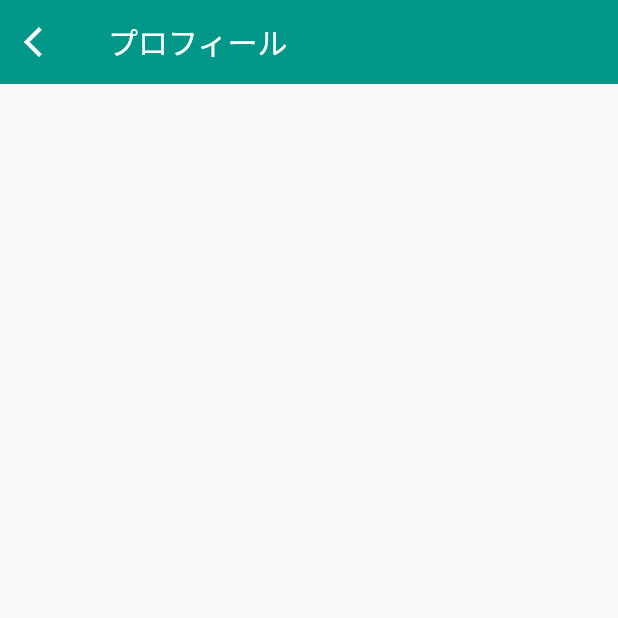
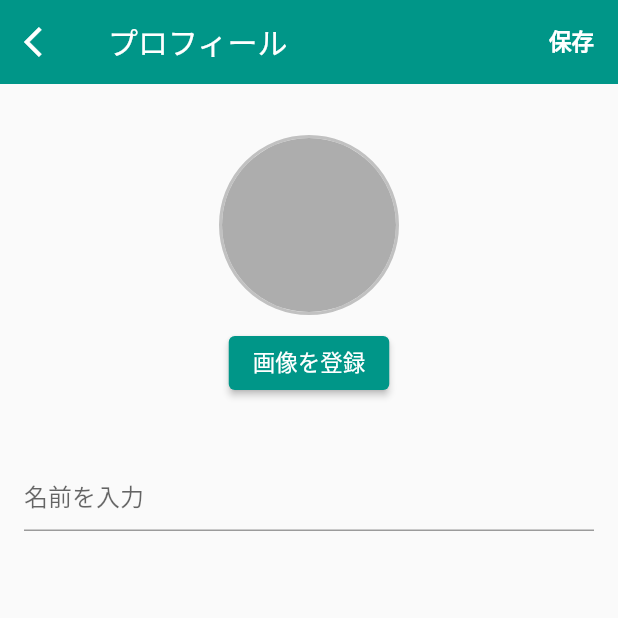
Before and after one commit to yanasan/chat_app, a Flutter app: the _SettingProfilePage screen opened directly, on a phone screen of 412 x 824 dp, the top half of it. Run offline on Flutter 3.47's test engine with Material 2 defaults, Android fonts, the phone set to English and light mode, and no system bars; our stand-ins replace cloud_firestore, firebase_auth, firebase_core, firebase_storage, flutter_easyloading, flutter_hooks and 4 more; missing offline and left inert: flutterfire_ui; accounts and stored records are empty; network calls fail; statements that could not run were skipped.

Commit message:
画像＆名前を保存する機能の追加

```diff
--- a/lib/main.dart
+++ b/lib/main.dart
@@ -2,6 +2,7 @@ import 'package:chat_app/ui/pages/splash_page/splash_page.dart';
 import 'package:firebase_auth/firebase_auth.dart';
 import 'package:firebase_core/firebase_core.dart';
 import 'package:flutter/material.dart';
+import 'package:flutter_easyloading/flutter_easyloading.dart';
 import 'package:hooks_riverpod/hooks_riverpod.dart';
 
 Future<void> main() async {
@@ -33,6 +34,7 @@ class MyApp extends StatelessWidget {
         primarySwatch: Colors.teal,
       ),
       home: const SplashPage(),
+      builder: EasyLoading.init(),
     );
   }
 }
--- a/lib/models/fire_image.dart
+++ b/lib/models/fire_image.dart
@@ -5,6 +5,7 @@ part 'fire_image.g.dart';
 
 @freezed
 class FireImage with _$FireImage {
+  @JsonSerializable(explicitToJson: true)
   const factory FireImage({
     @Default('') String ref,
     @Default('') String url,
--- a/lib/models/user.dart
+++ b/lib/models/user.dart
@@ -6,6 +6,7 @@ part 'user.g.dart';
 
 @freezed
 class User with _$User {
+  @JsonSerializable(explicitToJson: true)
   const factory User({
     @Default('') String id,
     @Default('') String name,
--- a/lib/ui/pages/profile_setting_page/profile_setting_page.dart
+++ b/lib/ui/pages/profile_setting_page/profile_setting_page.dart
@@ -1,5 +1,13 @@
+import 'dart:io';
+
+import 'package:chat_app/controllers/setting_profile_page_controller/setting_profile_page_controller.dart';
+import 'package:chat_app/ui/themes/app_colors.dart';
+import 'package:chat_app/ui/themes/theme_text.dart';
 import 'package:flutter/material.dart';
+import 'package:flutter_easyloading/flutter_easyloading.dart';
+import 'package:flutter_hooks/flutter_hooks.dart';
 import 'package:hooks_riverpod/hooks_riverpod.dart';
+import 'package:image_picker/image_picker.dart';
 
 class SettingProfilePage {
   static Route<T> route<T>() {
@@ -24,6 +32,7 @@ class _SettingProfilePage extends HookConsumerWidget {
           onPressed: () => Navigator.of(context, rootNavigator: true).pop(),
         ),
         title: const Text('プロフィール'),
+        actions: [buildSubmitButton()],
       ),
       body: GestureDetector(
         behavior: HitTestBehavior.opaque,
@@ -33,8 +42,14 @@ class _SettingProfilePage extends HookConsumerWidget {
           child: SingleChildScrollView(
             child: Padding(
               padding: const EdgeInsets.only(top: 34),
-              child: Column(
-                children: [],
+              child: Center(
+                child: Column(
+                  children: [
+                    buildSettingProfileImage(),
+                    const SizedBox(height: 40),
+                    buildSettingProfileText(),
+                  ],
+                ),
               ),
             ),
           ),
@@ -42,4 +57,151 @@ class _SettingProfilePage extends HookConsumerWidget {
       ),
     );
   }
+
+  Widget buildSubmitButton() {
+    return Consumer(
+      builder: (context, ref, _) {
+        final formKey = ref.watch(_formKeyProvider);
+        return GestureDetector(
+          onTap: () async {
+            FocusScope.of(context).unfocus();
+            final formState = formKey?.currentState;
+            if (formState != null && formState.validate()) {
+              await EasyLoading.show();
+              await ref.read(settingProfilePageProvider.notifier).submit();
+              await EasyLoading.dismiss();
+            }
+          },
+          child: const Center(
+            child: Padding(
+              padding: EdgeInsets.only(right: 16),
+              child: CustomText.bold(
+                '保存',
+                15,
+                color: AppColors.white,
+              ),
+            ),
+          ),
+        );
+      },
+    );
+  }
+
+  Widget buildSettingProfileImage() {
+    return HookConsumer(
+      builder: (context, ref, child) {
+        final user = ref.watch(
+          settingProfilePageProvider.select((value) => value.user),
+        );
+        final file = ref.watch(
+          settingProfilePageProvider.select((value) => value.file),
+        );
+
+        return Column(
+          children: [
+            Container(
+              height: 120,
+              width: 120,
+              decoration: BoxDecoration(
+                border: Border.all(color: const Color(0xFFC1C1C1), width: 2),
+                borderRadius: BorderRadius.circular(60),
+              ),
+              child: ClipRRect(
+                borderRadius: BorderRadius.circular(60),
+                child: file != null
+                    ? Image.asset(
+                        file.path,
+                        fit: BoxFit.cover,
+                      )
+                    : user.profileImage.url.isNotEmpty
+                        ? Image.network(
+                            user.profileImage.url,
+                            fit: BoxFit.cover,
+                          )
+                        : Container(color: AppColors.gray1),
+              ),
+            ),
+            const SizedBox(height: 8),
+            ElevatedButton(
+              onPressed: () async {
+                final image = await ImagePicker().pickImage(
+                  source: ImageSource.gallery,
+                );
+                if (image != null) {
+                  final file = File(image.path);
+                  ref.read(settingProfilePageProvider.notifier).setFile(file);
+                }
+              },
+              child: const CustomText(
+                '画像を登録',
+                15,
+                color: AppColors.white,
+              ),
+            )
+          ],
+        );
+      },
+    );
+  }
+
+  Widget buildSettingProfileTextField({
+    required String hintText,
+    required String initialValue,
+    required void Function(String value) onChanged,
+    String? Function(String? value)? validator,
+  }) {
+    return TextFormField(
+      initialValue: initialValue,
+      decoration: InputDecoration(
+        hintText: hintText,
+      ),
+      validator: validator,
+      onChanged: (value) {
+        onChanged(value);
+      },
+    );
+  }
+
+  Widget buildSettingProfileText() {
+    return HookConsumer(
+      builder: (context, ref, child) {
+        final formKey = useMemoized(GlobalKey<FormState>.new, const []);
+        final user =
+            ref.watch(settingProfilePageProvider.select((value) => value.user));
+
+        useEffect(
+          () {
+            WidgetsBinding.instance.addPostFrameCallback((_) async {
+              ref.read(_formKeyProvider.notifier).state = formKey;
+            });
+            return null;
+          },
+          [formKey],
+        );
+
+        return Form(
+          key: formKey,
+          child: Column(
+            children: [
+              buildSettingProfileTextField(
+                initialValue: user.name,
+                hintText: '名前を入力',
+                onChanged:
+                    ref.read(settingProfilePageProvider.notifier).setUserName,
+                validator: validatorRequired,
+              ),
+              const SizedBox(height: 40),
+            ],
+          ),
+        );
+      },
+    );
+  }
+
+  String? validatorRequired(String? value) {
+    if (value == null || value.isEmpty) {
+      return '必須項目です';
+    }
+    return null;
+  }
 }
--- a/pubspec.yaml
+++ b/pubspec.yaml
@@ -29,6 +29,7 @@ dependencies:
   firebase_storage: ^11.0.14
   uuid: ^3.0.7
   image_picker: ^0.8.6+4
+  flutter_easyloading: ^3.0.5
 
 dev_dependencies:
   flutter_test:
```
Also changed, not shown: lib/controllers/setting_profile_page_controller/setting_profile_page_controller.dart (+16 -1 lines), lib/service/fire_user_service.dart (+27 -0 lines), pubspec.lock, 2 other files.
